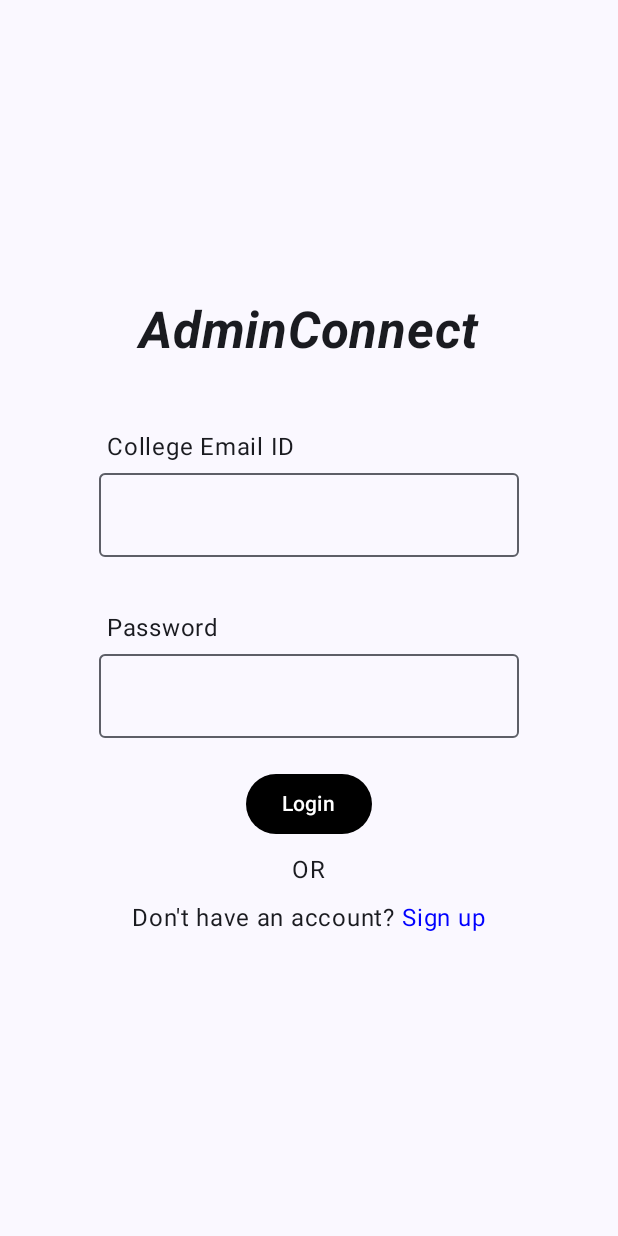
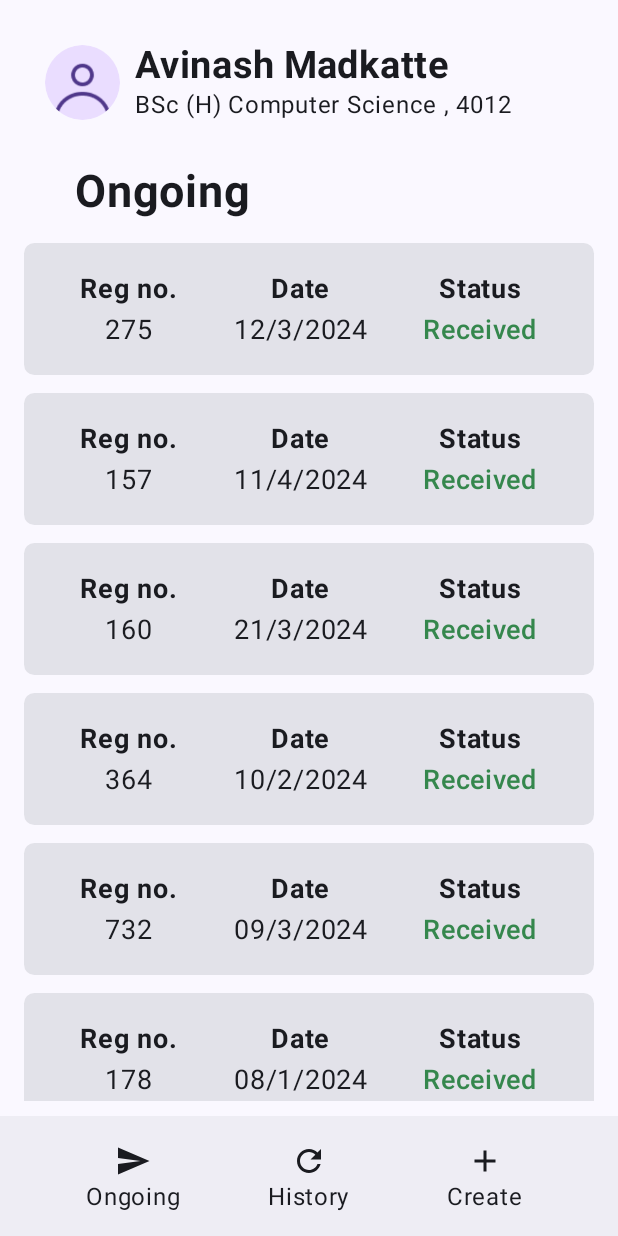
Before and after one commit to itsNavinSingh/AdminConnect, an Android app built with Jetpack Compose: the screen it shows after launch (MainActivity), on a phone screen of 412 x 824 dp. Run offline under Robolectric (Android 15) with nearby library versions, the phone set to English and light mode, and no system bars.

Commit message:
adding ui of dashboard

```diff
--- /dev/null
+++ b/App/app/src/main/java/com/example/adminconnect/DashboardScreen.kt
@@ -0,0 +1,200 @@
+package com.example.adminconnect
+
+import androidx.compose.foundation.Image
+import androidx.compose.foundation.layout.Arrangement
+import androidx.compose.foundation.layout.Column
+import androidx.compose.foundation.layout.Row
+import androidx.compose.foundation.layout.Spacer
+import androidx.compose.foundation.layout.fillMaxHeight
+import androidx.compose.foundation.layout.fillMaxSize
+import androidx.compose.foundation.layout.fillMaxWidth
+import androidx.compose.foundation.layout.height
+import androidx.compose.foundation.layout.padding
+import androidx.compose.foundation.layout.size
+import androidx.compose.foundation.layout.width
+import androidx.compose.foundation.lazy.LazyColumn
+import androidx.compose.foundation.lazy.items
+import androidx.compose.foundation.shape.CircleShape
+import androidx.compose.foundation.shape.RoundedCornerShape
+import androidx.compose.material.icons.Icons
+import androidx.compose.material.icons.filled.Add
+import androidx.compose.material.icons.filled.Refresh
+import androidx.compose.material.icons.filled.Send
+import androidx.compose.material3.BottomAppBar
+import androidx.compose.material3.Card
+import androidx.compose.material3.CardDefaults
+import androidx.compose.material3.Icon
+import androidx.compose.material3.IconButton
+import androidx.compose.material3.Scaffold
+import androidx.compose.material3.Surface
+import androidx.compose.material3.Text
+import androidx.compose.runtime.Composable
+import androidx.compose.ui.Alignment
+import androidx.compose.ui.Modifier
+import androidx.compose.ui.graphics.Color
+import androidx.compose.ui.graphics.vector.ImageVector
+import androidx.compose.ui.modifier.modifierLocalMapOf
+import androidx.compose.ui.res.colorResource
+import androidx.compose.ui.res.painterResource
+import androidx.compose.ui.text.font.FontWeight
+import androidx.compose.ui.tooling.preview.Preview
+import androidx.compose.ui.unit.dp
+import androidx.compose.ui.unit.sp
+
+@Composable
+fun DashboardScreen(modifier: Modifier = Modifier) {
+    Scaffold(
+        bottomBar = {
+            BottomAppBar(
+                content = {
+                    Row(
+                        horizontalArrangement = Arrangement.SpaceEvenly,
+                        verticalAlignment = Alignment.CenterVertically,
+                        modifier = Modifier.fillMaxWidth()
+                    ) {
+
+                        BottomAppBarIcon(
+                            icon = Icons.Filled.Send,
+                            onClick = { /* Handle click */ },
+                            label = "Ongoing"
+                        )
+                        BottomAppBarIcon(
+                            icon = Icons.Filled.Refresh,
+                            onClick = { /* Handle click */ },
+                            label = "History"
+                        )
+                        BottomAppBarIcon(
+                            icon = Icons.Filled.Add,
+                            onClick = { /* Handle click */ },
+                            label = "Create"
+                        )
+                    }
+                }
+            )
+        }
+    ) {  innerPadding ->
+        Column (
+            modifier = Modifier
+                .padding(innerPadding)
+                .fillMaxSize()
+        ) {
+            Profile_info()
+
+            Row(modifier = Modifier
+                .fillMaxWidth()
+                .padding(start = 50.dp)) {
+                Text("Ongoing", fontWeight = FontWeight.Bold, fontSize = 30.sp)
+            }
+
+            val ongoingQueries = listOf(
+                Queries(275, "12/3/2024", "Received"),
+                Queries(157, "11/4/2024", "Received"),
+                Queries(160, "21/3/2024", "Received"),
+                Queries(364, "10/2/2024", "Received"),
+                Queries(732, "09/3/2024", "Received"),
+                Queries(178, "08/1/2024", "Received"),
+                Queries(679, "12/3/2024", "Received"),
+                Queries(243, "23/2/2024", "Received"),
+                Queries(689, "31/2/2024", "Received")
+            )
+
+            List_of_queries(data = ongoingQueries)
+        }
+    }
+}
+
+@Composable
+fun BottomAppBarIcon(
+    icon: ImageVector,
+    onClick: () -> Unit,
+    label: String
+) {
+    IconButton(onClick = onClick,
+        modifier = Modifier
+            .fillMaxHeight()
+            .width(65.dp)) {
+        Column(
+            horizontalAlignment = Alignment.CenterHorizontally,
+            verticalArrangement = Arrangement.Center,
+            modifier = Modifier.fillMaxSize()
+        ) {
+            Icon(icon, contentDescription = null)
+            Text(text = label)
+        }
+    }
+}
+
+@Composable
+fun Profile_info() {
+
+    Row(modifier = Modifier
+        .fillMaxWidth()
+        .padding(20.dp),
+        verticalAlignment = Alignment.CenterVertically) {
+        Surface(
+            modifier = Modifier
+                .size(70.dp)
+                .padding(10.dp),
+            shape = CircleShape,
+        ) {
+            Image(
+                painter = painterResource(id = R.drawable.profileimg),
+                contentDescription = "profile image",
+            )
+        }
+        Column {
+            Text("Avinash Madkatte", fontWeight = FontWeight.Bold, fontSize = 25.sp)
+            Text("BSc (H) Computer Science , 4012")
+        }
+    }
+}
+
+data class Queries(val registrationId : Int, val date : String, val status : String)
+
+@Composable
+fun List_of_queries(data : List<Queries>) {
+
+    LazyColumn(modifier = Modifier
+        .fillMaxSize()
+        .padding(10.dp)) {
+
+        items(data){
+            item ->
+            Card (modifier = Modifier
+                .fillMaxWidth()
+                .height(100.dp)
+                .padding(6.dp),
+                shape = RoundedCornerShape(7.dp),
+
+            ) {
+                Row(modifier = Modifier.fillMaxSize(),
+                    horizontalArrangement = Arrangement.SpaceEvenly,
+                    verticalAlignment = Alignment.CenterVertically
+                ) {
+
+                    Column(horizontalAlignment = Alignment.CenterHorizontally) {
+                        Text("Reg no.",fontWeight = FontWeight.Bold,fontSize = 18.sp)
+                        Spacer(modifier = Modifier.height(3.dp))
+                        Text(text = "${item.registrationId}",fontSize = 18.sp)
+                    }
+                    Column(horizontalAlignment = Alignment.CenterHorizontally) {
+                        Text("Date",fontWeight = FontWeight.Bold,fontSize = 18.sp)
+                        Spacer(modifier = Modifier.height(3.dp))
+                        Text(text = item.date,fontSize = 18.sp)
+                    }
+                    Column(horizontalAlignment = Alignment.CenterHorizontally) {
+                        Text("Status",fontWeight = FontWeight.Bold,fontSize = 18.sp)
+                        Spacer(modifier = Modifier.height(3.dp))
+                        Text(text = item.status,fontSize = 18.sp, color = colorResource(R.color.green), fontWeight = FontWeight.SemiBold)
+                    }
+                }
+            }
+        }
+    }
+}
+
+@Preview(showBackground = true)
+@Composable
+fun DashboardScreenPreview() {
+    DashboardScreen()
+}
--- a/App/app/src/main/java/com/example/adminconnect/MainActivity.kt
+++ b/App/app/src/main/java/com/example/adminconnect/MainActivity.kt
@@ -20,7 +20,7 @@ class MainActivity : ComponentActivity() {
         setContent {
             AdminConnectTheme {
                 Scaffold(modifier = Modifier.fillMaxSize()) { innerPadding ->
-                    LoginScreen(
+                    DashboardScreen(
                         modifier = Modifier.padding(innerPadding)
                     )
                 }
--- a/App/app/src/main/res/values/colors.xml
+++ b/App/app/src/main/res/values/colors.xml
@@ -7,4 +7,6 @@
     <color name="teal_700">#FF018786</color>
     <color name="black">#FF000000</color>
     <color name="white">#FFFFFFFF</color>
+    <color name="green">#FF35874D</color>
+
 </resources>
```
Also changed, not shown: App/app/src/main/res/drawable/profileimg.png (added).
